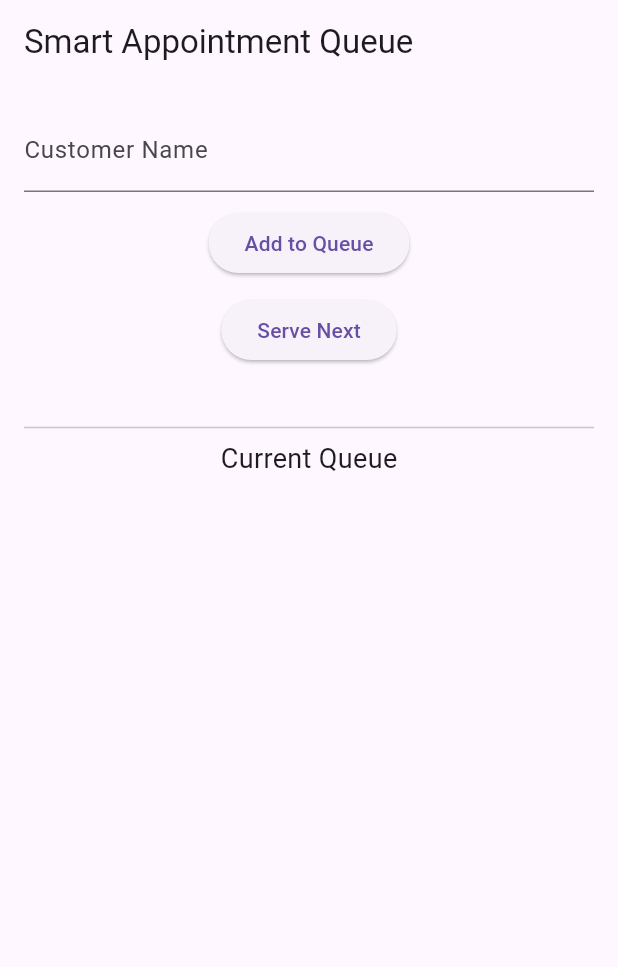
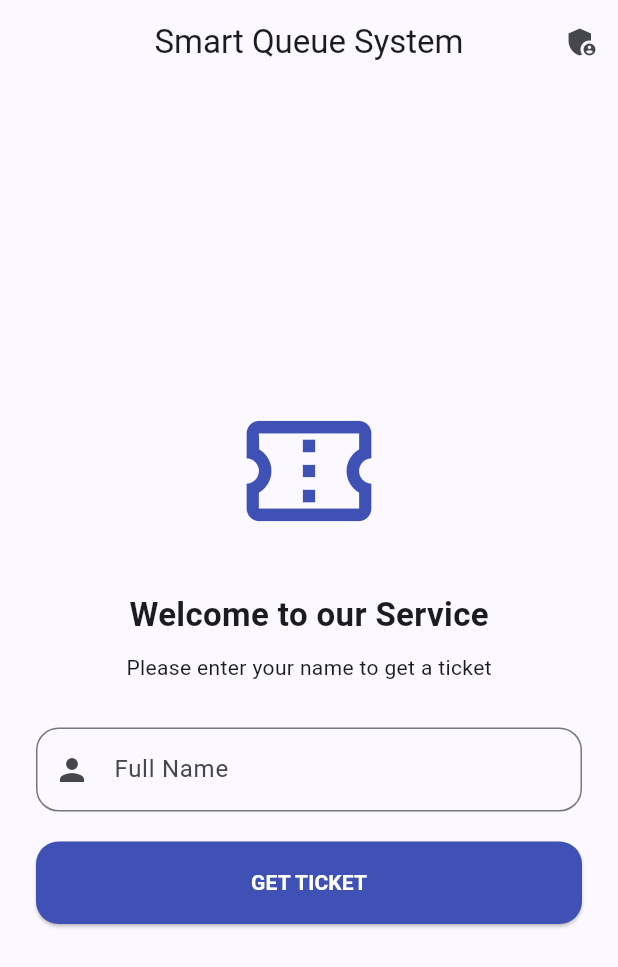
Before and after one commit to RazanIsmaiil/smart_queue, a Flutter app: the screen it shows after launch, on a phone screen of 412 x 824 dp. Shown: the top 967 px of the screen. Run offline on Flutter 3.47's test engine with Material 3 defaults, Android fonts, the light colour scheme and no system bars.

Commit message:
fixed code

```diff
--- a/smart_queue_frontend/lib/main.dart
+++ b/smart_queue_frontend/lib/main.dart
@@ -12,6 +12,14 @@ class MyApp extends StatelessWidget {
   Widget build(BuildContext context) {
     return MaterialApp(
       debugShowCheckedModeBanner: false,
+      title: 'Smart Queue',
+      theme: ThemeData(
+        useMaterial3: true,
+        colorScheme: ColorScheme.fromSeed(
+          seedColor: Colors.indigo,
+          brightness: Brightness.light,
+        ),
+      ),
       home: const HomeScreen(),
     );
   }
--- a/smart_queue_frontend/lib/screens/home_screen.dart
+++ b/smart_queue_frontend/lib/screens/home_screen.dart
@@ -1,5 +1,6 @@
 import 'package:flutter/material.dart';
 import '../services/api_service.dart';
+import 'queue_manager_screen.dart';
 
 class HomeScreen extends StatefulWidget {
   const HomeScreen({super.key});
@@ -10,79 +11,95 @@ class HomeScreen extends StatefulWidget {
 
 class _HomeScreenState extends State<HomeScreen> {
   final TextEditingController _nameController = TextEditingController();
-  List queue = [];
-  String message = "";
+  bool _isLoading = false;
 
-  @override
-  void initState() {
-    super.initState();
-    loadQueue();
+  // Method to add customer via the backend service [cite: 3, 10]
+  Future<void> addCustomer() async {
+    if (_nameController.text.isEmpty) return;
+
+    setState(() => _isLoading = true);
+    try {
+      final result = await ApiService.addCustomer(_nameController.text);
+      _showTicketDialog(result['ticket_number'].toString());
+      _nameController.clear();
+    } catch (e) {
+      ScaffoldMessenger.of(context).showSnackBar(
+        SnackBar(content: Text("Connection Error: Check Backend URL")),
+      );
+    } finally {
+      setState(() => _isLoading = false);
+    }
   }
 
-  Future<void> loadQueue() async {
-    final data = await ApiService.getQueue();
-    setState(() {
-      queue = data;
-    });
-  }
-
-  Future<void> addCustomer() async {
-    final result =
-        await ApiService.addCustomer(_nameController.text);
-    setState(() {
-      message = "Ticket Number: ${result['ticket_number']}";
-      _nameController.clear();
-    });
-    loadQueue();
-  }
-
-  Future<void> serveNext() async {
-    final result = await ApiService.nextCustomer();
-    setState(() {
-      message = result['customer'] != null
-          ? "Now Serving: ${result['customer']['customer_name']}"
-          : result['message'];
-    });
-    loadQueue();
+  void _showTicketDialog(String ticket) {
+    showDialog(
+      context: context,
+      builder: (ctx) => AlertDialog(
+        title: const Text("Registration Successful"),
+        content: Text("Your ticket number is: $ticket"),
+        actions: [
+          TextButton(
+            onPressed: () => Navigator.pop(ctx),
+            child: const Text("Close"),
+          )
+        ],
+      ),
+    );
   }
 
   @override
   Widget build(BuildContext context) {
     return Scaffold(
-      appBar: AppBar(title: const Text("Smart Appointment Queue")),
+      appBar: AppBar(
+        title: const Text("Smart Queue System"),
+        centerTitle: true,
+        actions: [
+          // Navigation to the second activity
+          IconButton(
+            icon: const Icon(Icons.admin_panel_settings),
+            onPressed: () => Navigator.push(
+              context,
+              MaterialPageRoute(builder: (context) => const QueueManagerScreen()),
+            ),
+          )
+        ],
+      ),
       body: Padding(
-        padding: const EdgeInsets.all(16),
+        padding: const EdgeInsets.all(24.0),
         child: Column(
+          mainAxisAlignment: MainAxisAlignment.center,
           children: [
+            const Icon(Icons.confirmation_num_outlined, size: 100, color: Colors.indigo),
+            const SizedBox(height: 30),
+            const Text(
+              "Welcome to our Service",
+              style: TextStyle(fontSize: 22, fontWeight: FontWeight.bold),
+            ),
+            const SizedBox(height: 10),
+            const Text("Please enter your name to get a ticket"),
+            const SizedBox(height: 30),
             TextField(
               controller: _nameController,
-              decoration:
-                  const InputDecoration(labelText: "Customer Name"),
+              decoration: InputDecoration(
+                labelText: "Full Name",
+                prefixIcon: const Icon(Icons.person),
+                border: OutlineInputBorder(borderRadius: BorderRadius.circular(15)),
+              ),
             ),
-            const SizedBox(height: 10),
-            ElevatedButton(
-              onPressed: addCustomer,
-              child: const Text("Add to Queue"),
-            ),
-            const SizedBox(height: 10),
-            ElevatedButton(
-              onPressed: serveNext,
-              child: const Text("Serve Next"),
-            ),
-            const SizedBox(height: 10),
-            Text(message, style: const TextStyle(fontSize: 16)),
-            const Divider(),
-            const Text("Current Queue",
-                style: TextStyle(fontSize: 18)),
-            Expanded(
-              child: ListView.builder(
-                itemCount: queue.length,
-                itemBuilder: (context, index) {
-                  return ListTile(
-                    title: Text(
-                        "#${queue[index]['ticket_number']} - ${queue[index]['customer_name']}"),
-                  );
-                },
+            const SizedBox(height: 20),
+            SizedBox(
+              width: double.infinity,
+              height: 55,
+              child: ElevatedButton(
+                onPressed: _isLoading ? null : addCustomer,
+                style: ElevatedButton.styleFrom(
+                  backgroundColor: Colors.indigo,
+                  foregroundColor: Colors.white,
+                  shape: RoundedRectangleBorder(borderRadius: BorderRadius.circular(15)),
+                ),
+                child: _isLoading
+                  ? const CircularProgressIndicator(color: Colors.white)
+                  : const Text("GET TICKET", style: TextStyle(fontWeight: FontWeight.bold)),
               ),
             ),
           ],
```
Also changed, not shown: smart_queue_frontend/lib/screens/queue_manager_screen.dart (added, +110 -0 lines).
